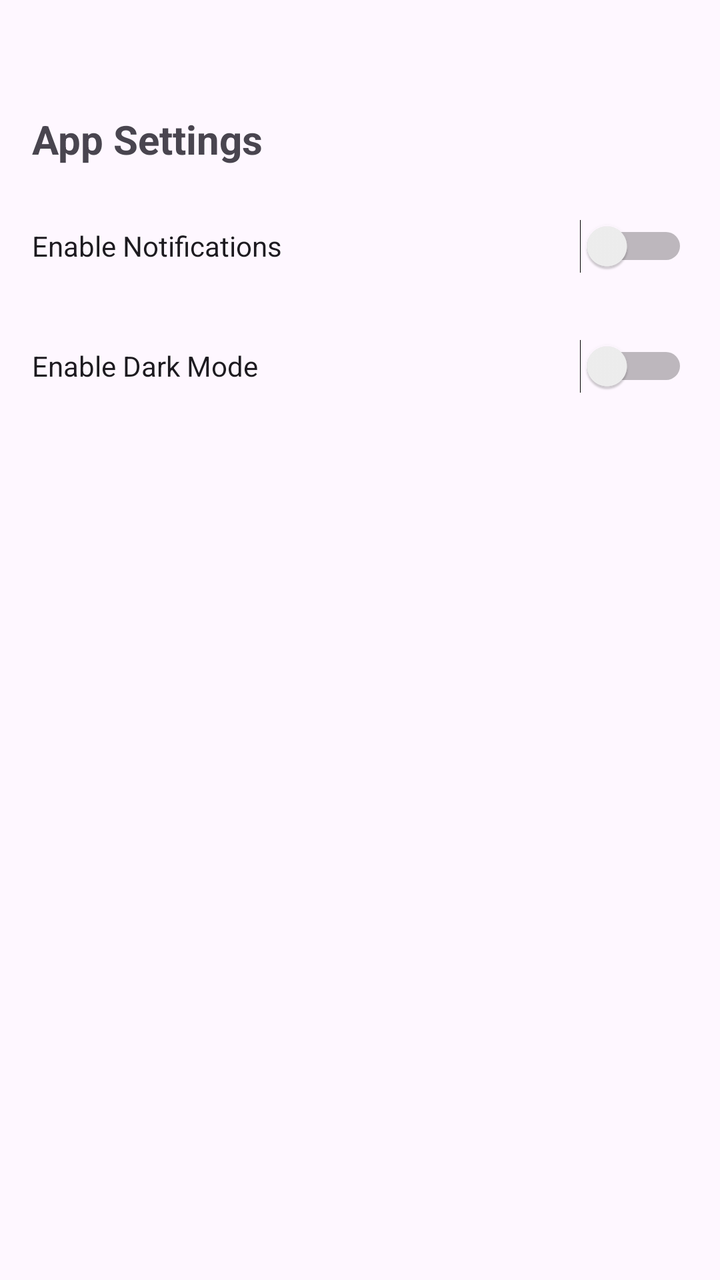
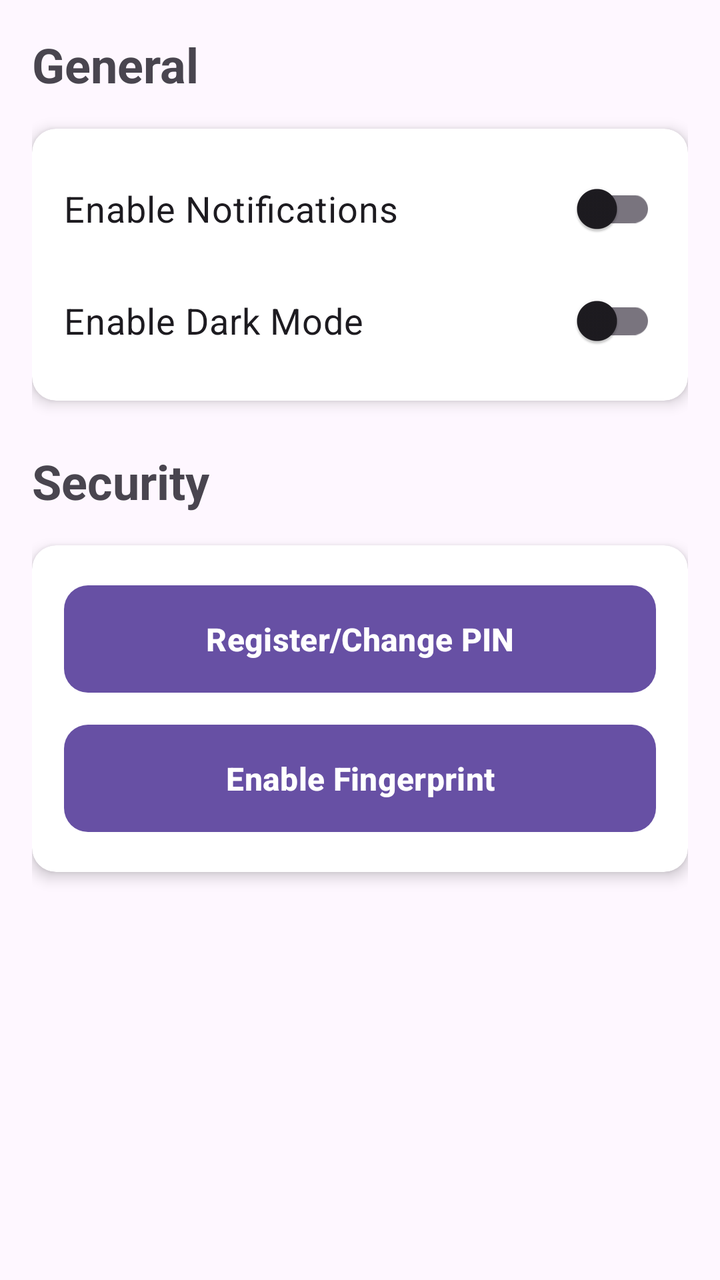

An Android layout rendered at two revisions. The XML below is the earlier revision; the diff shows what the commit changed to produce the second picture.
<!-- AndroidManifest.xml: application theme Theme.VehicleSecuritySystem -->
<!-- res/layout/activity_settings.xml -->
<?xml version="1.0" encoding="utf-8"?>
<LinearLayout xmlns:android="http://schemas.android.com/apk/res/android"
    android:orientation="vertical"
    android:padding="16dp"
    android:layout_width="match_parent"
    android:layout_height="match_parent">

    <TextView
        android:text="App Settings"
        android:layout_width="wrap_content"
        android:layout_height="wrap_content"
        android:layout_marginTop="40dp"
        android:textSize="20sp"
        android:textStyle="bold"
        android:layout_marginBottom="16dp" />

    <Switch
        android:id="@+id/switchNotifications"
        android:layout_width="match_parent"
        android:layout_height="wrap_content"
        android:minHeight="48dp"
        android:text="Enable Notifications" />

    <Switch
        android:id="@+id/switchDarkMode"
        android:layout_width="match_parent"
        android:layout_height="wrap_content"
        android:layout_marginTop="12dp"
        android:minHeight="48dp"
        android:text="Enable Dark Mode" />

</LinearLayout>
<!-- resources referenced by this layout -->
<resources>
  <style name="Theme.VehicleSecuritySystem" parent="Base.Theme.VehicleSecuritySystem" />
  <style name="Base.Theme.VehicleSecuritySystem" parent="Theme.Material3.DayNight.NoActionBar">
          
          
      </style>
</resources>

<!-- the commit's change to res/layout/activity_settings.xml (unified diff, before → after) -->
@@ -1,32 +1,100 @@
 <?xml version="1.0" encoding="utf-8"?>
 <LinearLayout xmlns:android="http://schemas.android.com/apk/res/android"
+    xmlns:app="http://schemas.android.com/apk/res-auto"
+    xmlns:tools="http://schemas.android.com/tools"
+    android:layout_width="match_parent"
+    android:layout_height="match_parent"
     android:orientation="vertical"
     android:padding="16dp"
-    android:layout_width="match_parent"
-    android:layout_height="match_parent">
+    tools:context=".SettingsActivity">
 
     <TextView
-        android:text="App Settings"
         android:layout_width="wrap_content"
         android:layout_height="wrap_content"
-        android:layout_marginTop="40dp"
-        android:textSize="20sp"
+        android:text="General"
+        android:textSize="24sp"
         android:textStyle="bold"
         android:layout_marginBottom="16dp" />
 
-    <Switch
-        android:id="@+id/switchNotifications"
+    
+    <androidx.cardview.widget.CardView
         android:layout_width="match_parent"
         android:layout_height="wrap_content"
-        android:minHeight="48dp"
-        android:text="Enable Notifications" />
+        app:cardCornerRadius="12dp"
+        app:cardElevation="4dp"
+        android:layout_marginBottom="24dp">
 
-    <Switch
-        android:id="@+id/switchDarkMode"
+        <LinearLayout
+            android:layout_width="match_parent"
+            android:layout_height="wrap_content"
+            android:orientation="vertical"
+            android:padding="16dp">
+
+            <com.google.android.material.switchmaterial.SwitchMaterial
+                android:id="@+id/switchNotifications"
+                android:layout_width="match_parent"
+                android:layout_height="wrap_content"
+                android:text="Enable Notifications"
+                android:textSize="18sp"
+                android:layout_marginBottom="8dp" />
+
+            <com.google.android.material.switchmaterial.SwitchMaterial
+                android:id="@+id/switchDarkMode"
+                android:layout_width="match_parent"
+                android:layout_height="wrap_content"
+                android:text="Enable Dark Mode"
+                android:textSize="18sp">
+
+            </com.google.android.material.switchmaterial.SwitchMaterial>
+
+        </LinearLayout>
+    </androidx.cardview.widget.CardView>
+
+    <TextView
+        android:layout_width="wrap_content"
+        android:layout_height="wrap_content"
+        android:text="Security"
+        android:textSize="24sp"
+        android:textStyle="bold"
+        android:layout_marginBottom="16dp" />
+
+    
+    <androidx.cardview.widget.CardView
         android:layout_width="match_parent"
         android:layout_height="wrap_content"
-        android:layout_marginTop="12dp"
-        android:minHeight="48dp"
-        android:text="Enable Dark Mode" />
+        app:cardCornerRadius="12dp"
+        app:cardElevation="4dp"
+        android:layout_marginBottom="16dp">
 
+        <LinearLayout
+            android:layout_width="match_parent"
+            android:layout_height="wrap_content"
+            android:orientation="vertical"
+            android:padding="16dp">
+
+            
+            <Button
+                android:id="@+id/btnPinControl"
+                android:layout_width="match_parent"
+                android:layout_height="wrap_content"
+                android:text="Register/Change PIN"
+                android:layout_marginBottom="8dp"
+                android:padding="16dp"
+                android:textStyle="bold"
+                android:textSize="16sp"
+                app:cornerRadius="12dp" />
+
+            
+            <Button
+                android:id="@+id/btnFingerprintControl"
+                android:layout_width="match_parent"
+                android:layout_height="wrap_content"
+                android:text="Enable Fingerprint"
+                android:padding="16dp"
+                android:textStyle="bold"
+                android:textSize="16sp"
+                app:cornerRadius="12dp" />
+
+        </LinearLayout>
+    </androidx.cardview.widget.CardView>
 </LinearLayout>
